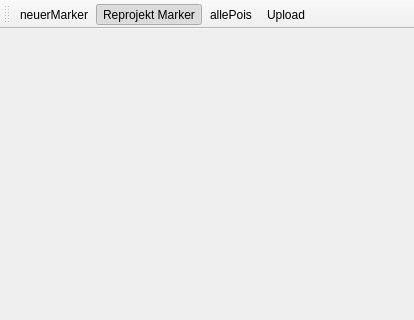
This is poitagger/ui/pois.ui in dlr-eoc/poitagger as Qt 5 draws it before an edit; both pictures show x 0 to 414 and y 0 to 320 of the 414 by 533 pixel window. The edited form follows.
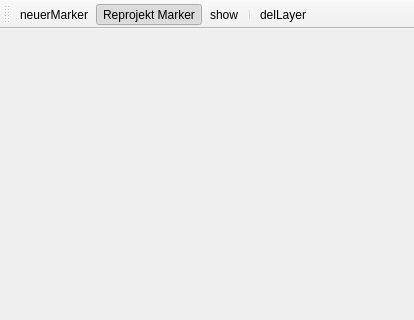
This is the edited form. Icons and pictures are not drawn.

```diff
--- a/poitagger/ui/pois.ui
+++ b/poitagger/ui/pois.ui
@@ -38,8 +38,9 @@
    </attribute>
    <addaction name="actionNeuerMarker"/>
    <addaction name="actionReproMarker"/>
-   <addaction name="actionAllePois"/>
-   <addaction name="actionUpload"/>
+   <addaction name="actionshow"/>
+   <addaction name="separator"/>
+   <addaction name="actiondelLayer"/>
   </widget>
   <action name="actionNeuerMarker">
    <property name="checkable">
@@ -92,6 +93,25 @@
     <string>Upload</string>
    </property>
   </action>
+  <action name="actionnewLayer">
+   <property name="text">
+    <string>newLayer</string>
+   </property>
+  </action>
+  <action name="actiondelLayer">
+   <property name="icon">
+    <iconset>
+     <normaloff>icons/delete_.png</normaloff>icons/delete_.png</iconset>
+   </property>
+   <property name="text">
+    <string>delLayer</string>
+   </property>
+  </action>
+  <action name="actionshow">
+   <property name="text">
+    <string>show</string>
+   </property>
+  </action>
  </widget>
  <resources/>
  <connections/>
```
